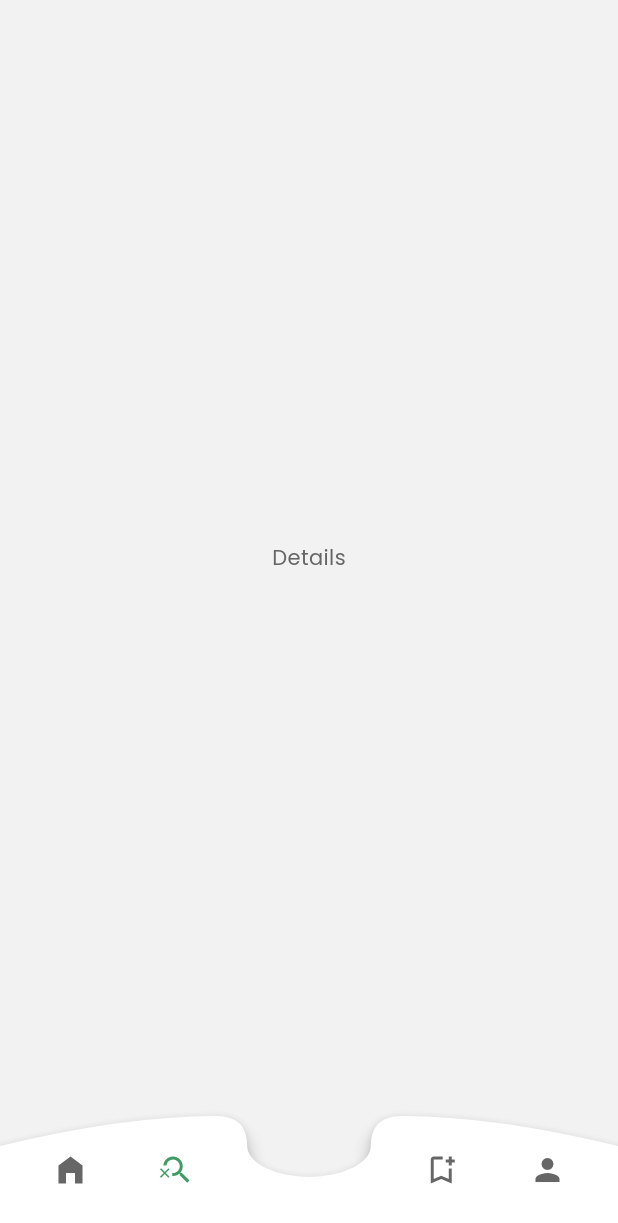
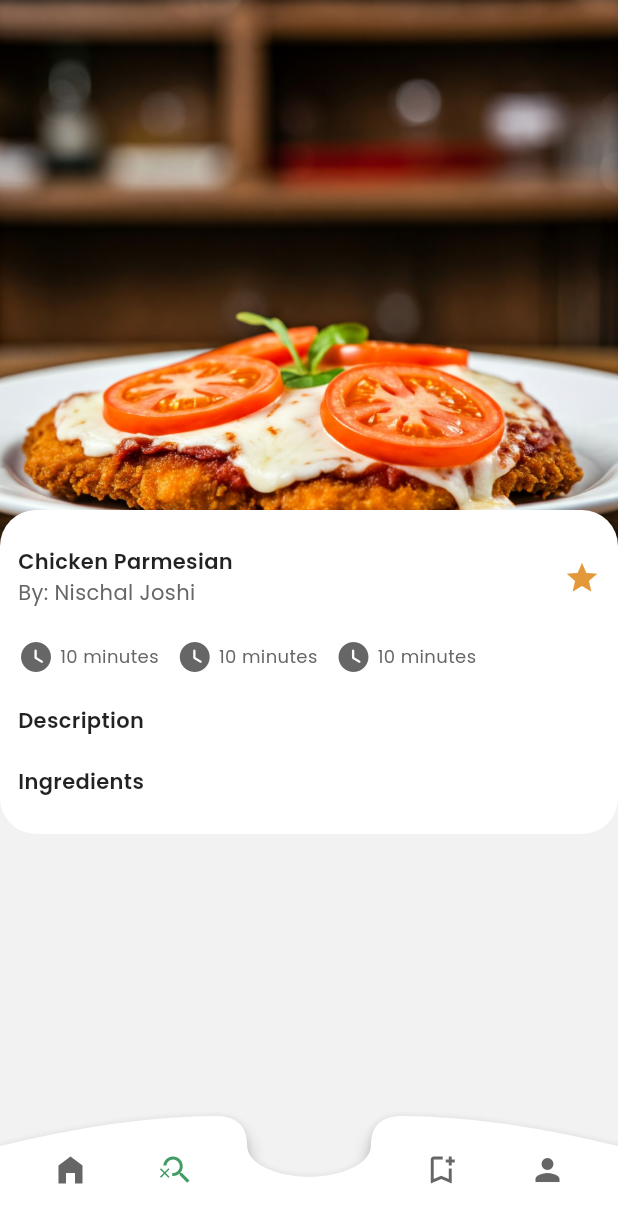
Before and after one commit to NischalJoshi777/recipeapp, a Flutter app: the screen it shows after launch, item 2 of the bottom bar chosen, on a phone screen of 412 x 824 dp. Shown: the top 1223 px of the screen. Run offline on Flutter 3.47's test engine with Material 3 defaults, Android fonts, the light colour scheme and no system bars; our stand-ins replace dio, flutter_bloc, go_router; missing offline and left inert: theme_tailor_annotation.

Commit message:
feat: Details UI and Remote Source update

```diff
--- a/lib/data_source/remote_source_impl.dart
+++ b/lib/data_source/remote_source_impl.dart
@@ -28,6 +28,7 @@ class RemoteSourceImpl implements RemoteSource {
     }
   }
 
+  @override
   Future<Map<String, dynamic>> post({
     required String path,
     required Map<String, dynamic> queryParams,
@@ -48,9 +49,16 @@ class RemoteSourceImpl implements RemoteSource {
   }
 
   void _initialize() {
-    _dio = Dio(BaseOptions(
-      baseUrl: "",
-      headers: {},
-    ));
+    _dio = Dio(
+      BaseOptions(
+        baseUrl: "",
+        queryParameters: {
+          'apiKey': const String.fromEnvironment('API_KEY'),
+        },
+        headers: {
+          "Content-Type": "application/json",
+        },
+      ),
+    );
   }
 }
--- a/lib/presentation/details/details_screen.dart
+++ b/lib/presentation/details/details_screen.dart
@@ -1,12 +1,112 @@
 import 'package:flutter/material.dart';
+import 'package:myrecipeapp/config/theme/app_theme.dart';
+import 'package:myrecipeapp/config/theme/color.dart';
+import 'package:myrecipeapp/presentation/home/widget/header_text.dart';
 
 class DetailsScreen extends StatelessWidget {
   const DetailsScreen({super.key});
 
   @override
   Widget build(BuildContext context) {
-    return const Center(
-      child: Text('Details'),
+    return Scaffold(
+      body: Stack(
+        children: [
+          Column(
+            children: [
+              Image.asset(
+                'assets/image/chickenparm.jpg',
+              ),
+            ],
+          ),
+          Positioned(
+            top: 340.0,
+            width: MediaQuery.of(context)
+                .size
+                .width, // Ensures it spans the full screen width
+            child: ClipRRect(
+              borderRadius: const BorderRadius.all(Radius.circular(24.0)),
+              child: Container(
+                color: Colors.white,
+                padding: const EdgeInsets.symmetric(
+                  vertical: 24.0,
+                  horizontal: 12.0,
+                ),
+                child: SingleChildScrollView(
+                  child: const Column(
+                    crossAxisAlignment: CrossAxisAlignment.start,
+                    spacing: 20.0,
+                    children: [
+                      Row(
+                        mainAxisAlignment: MainAxisAlignment.spaceBetween,
+                        children: [
+                          Column(
+                            crossAxisAlignment: CrossAxisAlignment.start,
+                            children: [
+                              HeaderText(text: 'Chicken Parmesian'),
+                              Text('By: Nischal Joshi'),
+                            ],
+                          ),
+                          Icon(
+                            Icons.star,
+                            color: Palette.accentOrange,
+                            size: 24.0,
+                          )
+                        ],
+                      ),
+                      Row(
+                        spacing: 12.0,
+                        children: [
+                          IconWithText(
+                              icon: Icons.watch_later_rounded,
+                              text: '10 minutes'),
+                          IconWithText(
+                              icon: Icons.watch_later_rounded,
+                              text: '10 minutes'),
+                          IconWithText(
+                              icon: Icons.watch_later_rounded,
+                              text: '10 minutes'),
+                        ],
+                      ),
+                      HeaderText(text: 'Description'),
+                      HeaderText(text: 'Ingredients'),
+                    ],
+                  ),
+                ),
+              ),
+            ),
+          ),
+        ],
+      ),
     );
   }
 }
+
+class IconWithText extends StatelessWidget {
+  final IconData icon;
+  final String text;
+
+  const IconWithText({
+    super.key,
+    required this.icon,
+    required this.text,
+  });
+
+  @override
+  Widget build(BuildContext context) {
+    return Row(
+      mainAxisSize: MainAxisSize.min,
+      spacing: 4.0,
+      children: [
+        Icon(
+          icon,
+          size: 24.0,
+          color: Palette.darkGray,
+        ),
+        Text(
+          text,
+          style: context.appTheme.bodySmall,
+        )
+      ],
+    );
+  }
+}
--- a/lib/presentation/main_view.dart
+++ b/lib/presentation/main_view.dart
@@ -16,9 +16,17 @@ class MainView extends StatelessWidget {
     return BlocProvider(
       create: (_) => CustomNavBarCubit(),
       child: SafeArea(
-        child: Scaffold(
-          body: _Body(),
-          bottomNavigationBar: const CustomBottomNavigationBar(),
+        child: Stack(
+          children: [
+            Scaffold(
+              body: _Body(),
+            ),
+            Positioned(
+              bottom: 0.0,
+              width: MediaQuery.of(context).size.width,
+              child: const CustomBottomNavigationBar(),
+            ),
+          ],
         ),
       ),
     );
```
